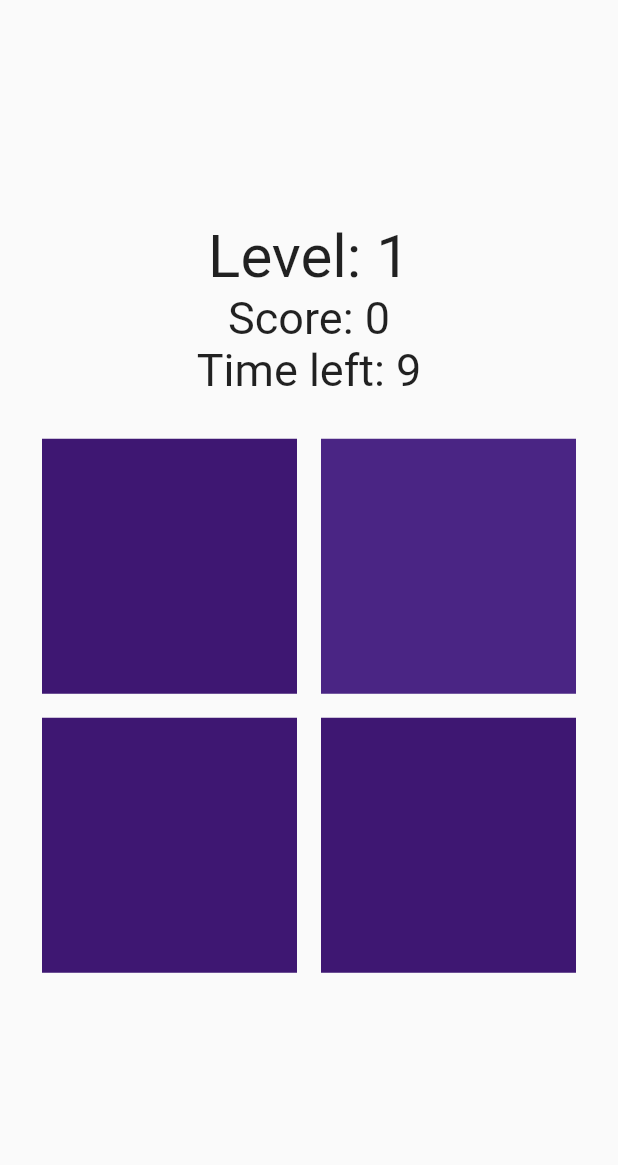
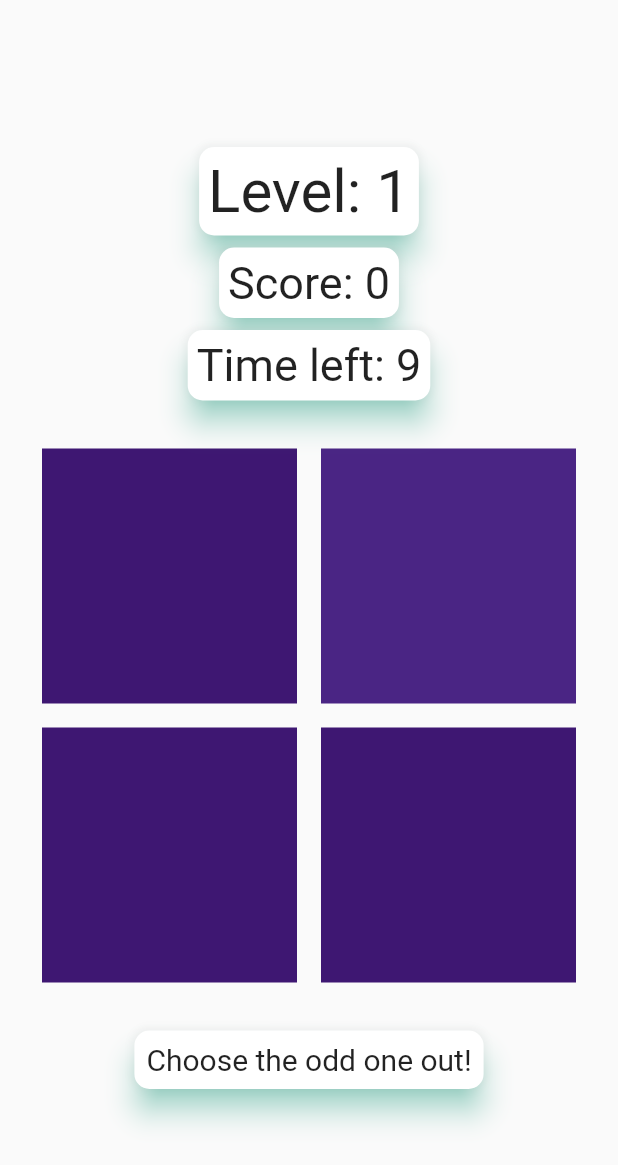
Before and after one commit to clary09/Obliviate, a Flutter app: the Game screen opened directly, on a phone screen of 412 x 824 dp. Shown: the top 1165 px of the screen. Run offline on Flutter 3.47's test engine with Material 2 defaults, Android fonts, the phone set to English and light mode, and no system bars; our stand-ins replace audioplayers, cloud_firestore, expandable, firebase_auth, firebase_core, firebase_storage and 4 more; missing offline and left inert: flutter_phone_direct_caller, to_do_list_obliviate; accounts and stored records are empty.

Commit message:
games ui updated

```diff
--- a/lib/screens/game_folder/game.dart
+++ b/lib/screens/game_folder/game.dart
@@ -137,9 +137,44 @@ class _GameState extends State<Game> {
       body: SafeArea(
         child: Center(
           child: Column(mainAxisAlignment: MainAxisAlignment.center, children: [
-            Text("Level: ${gameData.level}", style: TextStyle(fontSize: 40)),
-            Text("Score: ${gameData.score}", style: TextStyle(fontSize: 30)),
-            Text("Time left: $timeLeft", style: TextStyle(fontSize: 30)),
+
+
+
+
+
+            Card(
+
+             shadowColor: Colors.tealAccent,
+              elevation: 8,
+              shape: RoundedRectangleBorder(
+                borderRadius: BorderRadius.circular(10),
+              ),
+                child: Padding(
+                  padding: const EdgeInsets.all(6.0),
+                  child: Text("Level: ${gameData.level}", style: TextStyle(fontSize: 40)),
+                )),
+          Card(
+
+              shadowColor: Colors.tealAccent,
+              elevation: 8,
+              shape: RoundedRectangleBorder(
+                borderRadius: BorderRadius.circular(10),
+              ),
+            child:Padding(
+              padding: const EdgeInsets.all(6.0),
+              child: Text("Score: ${gameData.score}", style: TextStyle(fontSize: 30)),
+            )),
+            Card(
+
+                shadowColor: Colors.tealAccent,
+                elevation: 8,
+                shape: RoundedRectangleBorder(
+                  borderRadius: BorderRadius.circular(10),
+                ),
+            child:Padding(
+              padding: const EdgeInsets.all(6.0),
+              child: Text("Time left: $timeLeft", style: TextStyle(fontSize: 30)),
+            )),
             Padding(
               padding: const EdgeInsets.all(20.0),
               child: Flexible(
@@ -172,6 +207,17 @@ class _GameState extends State<Game> {
                 ),
               ),
             ),
+            Card(
+              shadowColor: Colors.tealAccent,
+              elevation: 8,
+              shape: RoundedRectangleBorder(
+                borderRadius: BorderRadius.circular(10),
+              ),
+              child: Padding(
+                padding: const EdgeInsets.all(8.0),
+                child: Text("Choose the odd one out!",style: TextStyle(fontSize: 20)),
+              ),
+            ),
           ]),
         ),
       ),
@@ -192,17 +238,14 @@ class _GameState extends State<Game> {
             child: SimpleDialog(
               title: const Center(
                 child: Text(
-                  'Game Over!',
-                  style: TextStyle(fontSize: 50),
+                  'Game Over :(',
+                  style: TextStyle(fontSize: 30,color: Colors.teal),
                 ),
               ),
               children: [
                 SimpleDialogOption(
                   onPressed: () {
-                    // Navigator.popUntil(context, ModalRoute.withName('/home'));
-                    // return true;
-                    // this.deactivate();}
-                    // Navigator.
+
                     Navigator.pop(context, true);
                     continuePlaying();
                     // return true;
```
